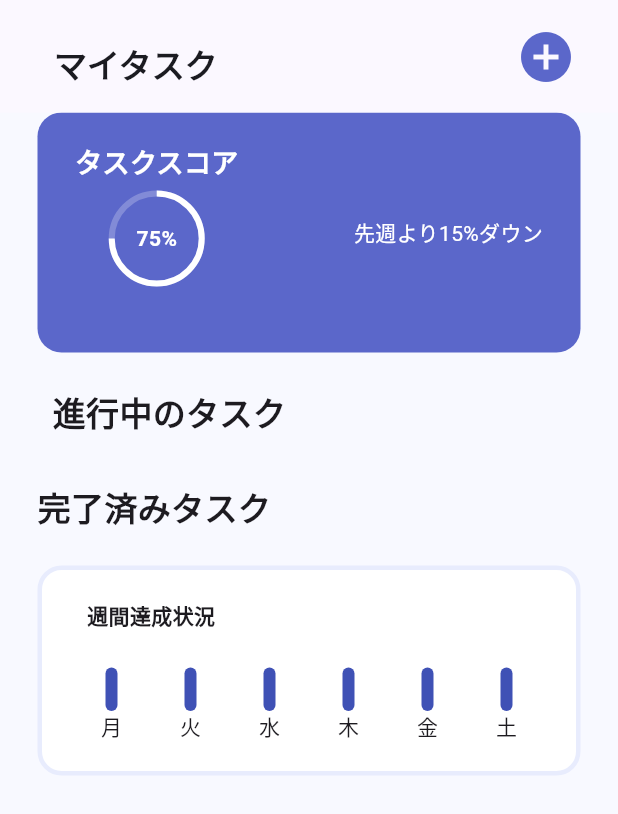
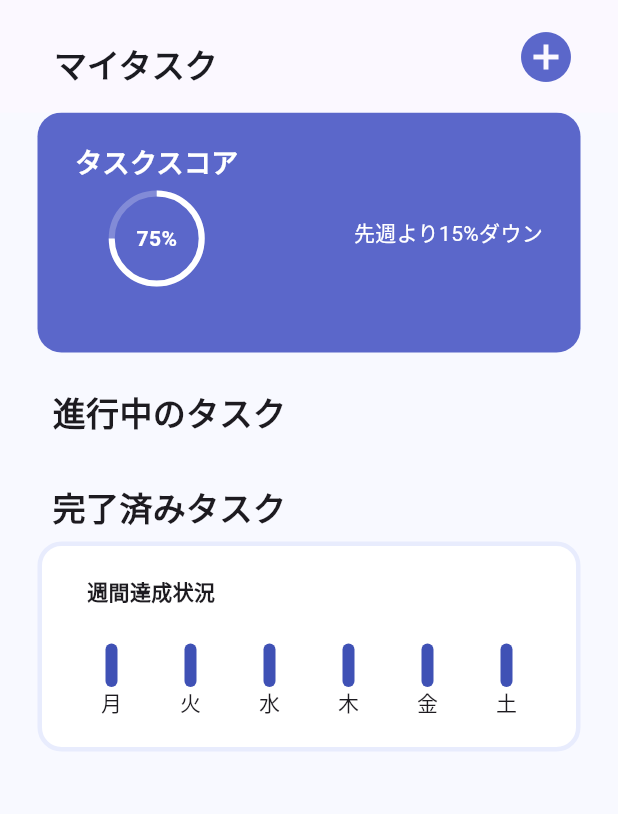
Before and after one commit to er1na/taskee, a Flutter app: the screen it shows after launch, on a phone screen of 412 x 824 dp. Shown: the top 814 px of the screen. Run offline on Flutter 3.47's test engine with Material 3 defaults, Android fonts, the phone set to English and light mode, and no system bars; our stand-ins replace flutter_riverpod, hive, hive_flutter; accounts and stored records are empty; Roboto replaces fonts that are missing (NotoSansJP).

Commit message:
完了済みタスク実装

```diff
--- a/lib/screens/task_list_screen.dart
+++ b/lib/screens/task_list_screen.dart
@@ -127,14 +127,17 @@ class TaskListScreen extends ConsumerWidget {
                 ),
                 const SizedBox(height: 24),
                 // 完了したタスク
-                Text(
-                    AppText.of(context)!.completedTasks,
-                    style: TextStyle(
-                        fontWeight: FontWeight.bold,
-                        fontSize: 22
-                    ),
+                Padding(
+                  padding: const EdgeInsets.symmetric(horizontal: 10),
+                  child: Text(
+                      AppText.of(context)!.completedTasks,
+                      style: TextStyle(
+                          fontWeight: FontWeight.bold,
+                          fontSize: 22
+                      ),
+                  ),
                 ),
-                const SizedBox(height: 24),
+                const SizedBox(height: 8),
                 ...completedTasks.expand(
                     (task) => [
                       CompletedTaskField(
--- a/lib/widgets/completed_task_field.dart
+++ b/lib/widgets/completed_task_field.dart
@@ -27,7 +27,7 @@ class CompletedTaskField extends ConsumerWidget {
         borderRadius: BorderRadius.circular(16)
       ),
       child: Padding(
-        padding: const EdgeInsets.all(8.0),
+        padding: const EdgeInsets.all(6.0),
         child: ListTile(
           title: Text(completedTask.title),
           trailing: GestureDetector(
```
